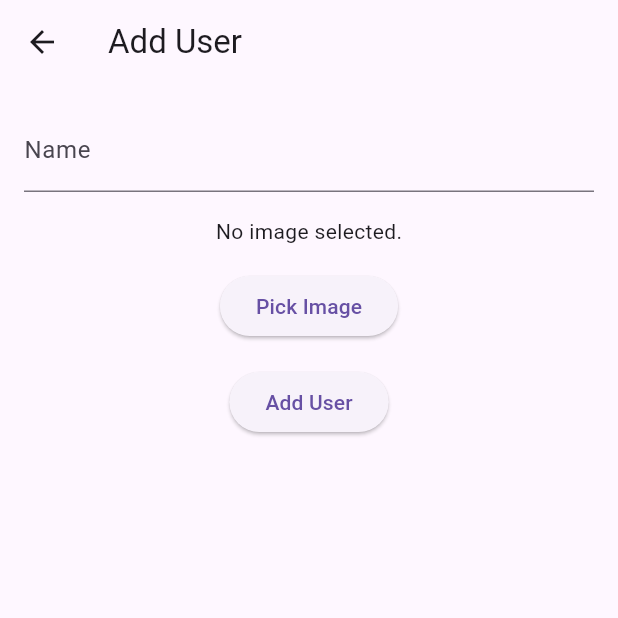
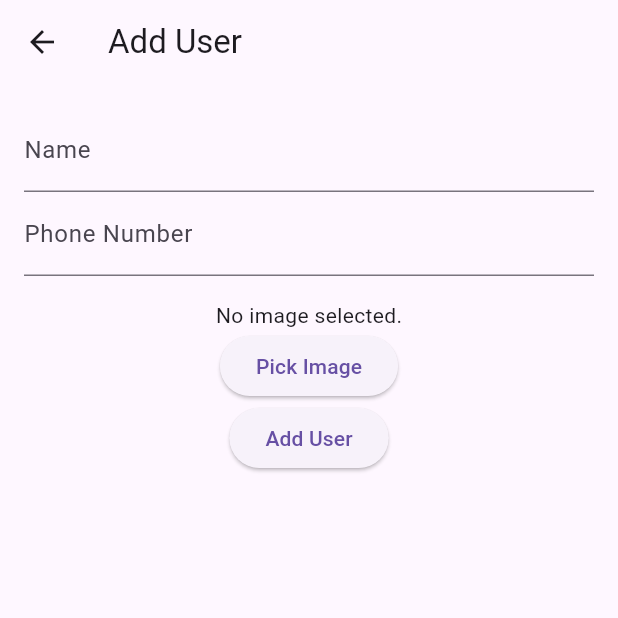
Before and after one commit to Aminejemmali/User_Controller_Firebase, a Flutter app: the screen it shows after launch, after a tap on the "add" icon, on a phone screen of 412 x 824 dp, the top half of it. Run offline on Flutter 3.47's test engine with Material 3 defaults, Android fonts, the phone set to English and light mode, and no system bars; our stand-ins replace animated_text_kit, cloud_firestore, firebase_core, firebase_storage, image_picker, permission_handler; accounts and stored records are empty; network calls fail.

```diff
--- a/lib/main.dart
+++ b/lib/main.dart
@@ -1,10 +1,12 @@
 import 'package:flutter/material.dart';
 import 'package:firebase_core/firebase_core.dart';
-import 'package:user_crud/screens/user_list_screen.dart';
+import 'package:user_crud/screens/splash_screen.dart';
+
 
 void main() async {
   WidgetsFlutterBinding.ensureInitialized();
   await Firebase.initializeApp();
+
   runApp(MyApp());
 }
 
@@ -12,11 +14,11 @@ class MyApp extends StatelessWidget {
   @override
   Widget build(BuildContext context) {
     return MaterialApp(
-      title: 'User Management App',
+      title: 'Amine Jameli Flutter Project',
       theme: ThemeData(
         primarySwatch: Colors.blue,
       ),
-      home: UserListScreen(),
+      home: SplashScreen(),
     );
   }
 }
--- a/lib/models/user.dart
+++ b/lib/models/user.dart
@@ -1,14 +1,16 @@
 import 'package:cloud_firestore/cloud_firestore.dart';
 
 class User {
-  final String id;
-  final String name;
-  final String avatarUrl;
+  String id;
+  String name;
+  String avatarUrl;
+  String phoneNumber;
 
   User({
     required this.id,
     required this.name,
     required this.avatarUrl,
+    required this.phoneNumber,
   });
 
   factory User.fromDocument(DocumentSnapshot doc) {
@@ -16,6 +18,7 @@ class User {
       id: doc.id,
       name: doc['name'],
       avatarUrl: doc['avatarUrl'],
+      phoneNumber: doc['phoneNumber'],
     );
   }
 
@@ -23,6 +26,7 @@ class User {
     return {
       'name': name,
       'avatarUrl': avatarUrl,
+      'phoneNumber': phoneNumber,
     };
   }
 }
--- a/lib/screens/add_user_screen.dart
+++ b/lib/screens/add_user_screen.dart
@@ -12,9 +12,10 @@ class AddUserScreen extends StatefulWidget {
 
 class _AddUserScreenState extends State<AddUserScreen> {
   final _nameController = TextEditingController();
+  final _phoneNumberController = TextEditingController();
   File? _image;
+  final picker = ImagePicker();
   bool _isLoading = false;
-  final picker = ImagePicker();
 
   Future<void> _pickImage() async {
     final pickedFile = await picker.pickImage(source: ImageSource.gallery);
@@ -26,13 +27,12 @@ class _AddUserScreenState extends State<AddUserScreen> {
   }
 
   Future<void> _addUser() async {
-    if (_nameController.text.isEmpty || _image == null) return;
+    if (_nameController.text.isEmpty || _phoneNumberController.text.isEmpty || _image == null) return;
 
     setState(() {
       _isLoading = true;
     });
 
-    try {
     // Upload image to Firebase Storage
     final storageRef = FirebaseStorage.instance.ref().child('avatars/${DateTime.now().toIso8601String()}');
     final uploadTask = storageRef.putFile(_image!);
@@ -44,18 +44,15 @@ class _AddUserScreenState extends State<AddUserScreen> {
       id: '',
       name: _nameController.text,
       avatarUrl: avatarUrl,
+      phoneNumber: _phoneNumberController.text,
     );
     await FirebaseFirestore.instance.collection('users').add(newUser.toMap());
 
-      Navigator.of(context).pop();
-    } catch (e) {
-      print('Error adding user: $e');
-      // Show error message to the user
-    } finally {
     setState(() {
       _isLoading = false;
     });
-    }
+
+    Navigator.of(context).pop();
   }
 
   @override
@@ -72,16 +69,18 @@ class _AddUserScreenState extends State<AddUserScreen> {
               controller: _nameController,
               decoration: InputDecoration(labelText: 'Name'),
             ),
+            TextField(
+              controller: _phoneNumberController,
+              decoration: InputDecoration(labelText: 'Phone Number'),
+            ),
             SizedBox(height: 16),
             _image == null
                 ? Text('No image selected.')
                 : Image.file(_image!),
-            SizedBox(height: 16),
             ElevatedButton(
               onPressed: _pickImage,
               child: Text('Pick Image'),
             ),
-            SizedBox(height: 16),
             _isLoading
                 ? CircularProgressIndicator()
                 : ElevatedButton(
--- /dev/null
+++ b/lib/screens/splash_screen.dart
@@ -0,0 +1,57 @@
+import 'package:flutter/material.dart';
+import 'package:animated_text_kit/animated_text_kit.dart';
+import 'user_list_screen.dart';
+
+class SplashScreen extends StatefulWidget {
+  @override
+  _SplashScreenState createState() => _SplashScreenState();
+}
+
+class _SplashScreenState extends State<SplashScreen> {
+  @override
+  void initState() {
+    super.initState();
+    _navigateToHome();
+  }
+
+  _navigateToHome() async {
+    await Future.delayed(Duration(seconds: 3), () {});
+    Navigator.pushReplacement(
+      context,
+      MaterialPageRoute(builder: (context) => UserListScreen()),
+    );
+  }
+
+  @override
+  Widget build(BuildContext context) {
+    return Scaffold(
+      backgroundColor: Colors.white,
+      body: Center(
+        child: Column(
+          mainAxisAlignment: MainAxisAlignment.center,
+          children: [
+            SizedBox(
+              width: 250.0,
+              child: DefaultTextStyle(
+                style: const TextStyle(
+                  fontSize: 30.0,
+                  fontFamily: 'Bobbers',
+                  color: Colors.black,
+                ),
+                child: AnimatedTextKit(
+                  animatedTexts: [
+                    TypewriterAnimatedText('Amine Jameli'),
+                    TypewriterAnimatedText('Flutter Project'),
+                  ],
+                  onTap: () {
+                    print("Tap Event");
+                  },
+                ),
+              ),
+            ),
+          ],
+        ),
+      ),
+    );
+  }
+}
--- a/pubspec.yaml
+++ b/pubspec.yaml
@@ -39,6 +39,12 @@ dependencies:
   cloud_firestore:
   firebase_storage:
   image_picker:
+
+
+
+  animated_text_kit: ^4.2.2
+  permission_handler: ^11.3.1
+  url_launcher: ^6.2.6
 
 dev_dependencies:
   flutter_test:
```
Also changed, not shown: lib/screens/edit_user_screen.dart (+20 -20 lines), lib/screens/user_list_screen.dart (+25 -0 lines), lib/screens/user_screen.dart (deleted, +0 -79 lines), pubspec.lock, 6 other files. Lines whose indentation alone changed are shown as unchanged.
